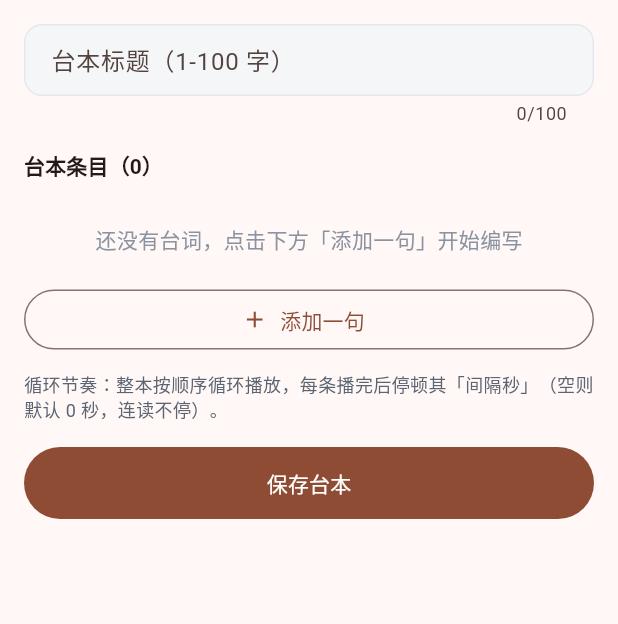
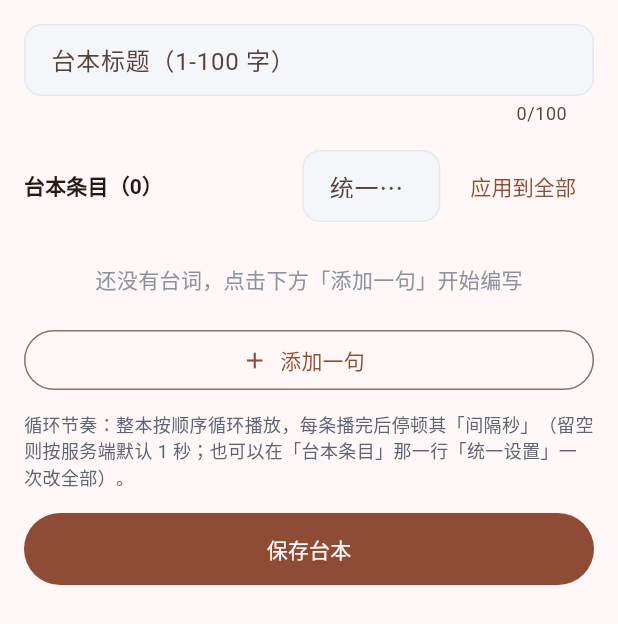
Before and after one commit to renault-wei/zhuboaizhushou, a Flutter app: the LoopScriptEditorPanel widget shown alone on an empty page, opened directly with empty values, on a phone screen of 412 x 824 dp. Shown: the top 624 px of the screen. Run offline on Flutter 3.47's test engine with Material 3 defaults, Android fonts, the phone set to English and light mode, and no system bars; our stand-ins replace audioplayers, dio, flutter_riverpod, go_router, shared_preferences; missing offline and left inert: record; accounts and stored records are empty; network calls fail.

Commit message:
feat(loop,script): R60 条间默认间隔 0s→1s + 编辑器新增「统一设置间隔」应用到全部；话术提示词去掉「无人直播」表述（示例台本改为跟随默认）

```diff
--- a/app/lib/core/models/loop_script.dart
+++ b/app/lib/core/models/loop_script.dart
@@ -41,7 +41,7 @@ class LoopScriptItem {
   /// 台词正文（trim 后非空；上限是**宽松安全上限** 2000 字，不是业务字数限制）
   final String text;
 
-  /// 本条播完后的间隔秒（0-60）；null = 用全局默认 **0 秒**（2026-09-17 由 2s 改为 0s）
+  /// 本条播完后的间隔秒（0-60）；null = 用服务端默认（R60 起为 **1 秒**）
   final int? gapAfterSeconds;
 
   /// 这条台词在合成层会被切成几段（R19，服务端回带）。
@@ -49,7 +49,7 @@ class LoopScriptItem {
   final int? ttsSegmentCount;
 
   /// 提交给新建 / 整体替换接口的条目载荷：
-  /// kind / gapAfterSeconds 缺省时不下发，服务端按 null（默认 **0 秒**间隔）处理。
+  /// kind / gapAfterSeconds 缺省时不下发，服务端按 null（默认 **1 秒**间隔）处理。
   Map<String, dynamic> toPayload() {
     final kind = this.kind;
     final gap = gapAfterSeconds;
--- a/app/lib/features/loop_scripts/presentation/loop_script_editor_panel.dart
+++ b/app/lib/features/loop_scripts/presentation/loop_script_editor_panel.dart
@@ -1,5 +1,5 @@
 /// 循环台本编辑器（新建/编辑/生成草稿预览共用）：标题 + 有序条目编辑。
-/// 每条台词支持：多行文本、播后间隔秒（0-60，空 = 用全局默认 0 秒）、
+/// 每条台词支持：多行文本、播后间隔秒（0-60，空 = 用服务端默认，R60 起为 1 秒）、
 /// 上移 / 下移 / 删除 / 添加一句。保存前只做本地必填校验，命中敏感词由
 /// 服务端拦截（SENSITIVE_BLOCKED），页面透出命中词提示。
 library;
@@ -66,6 +66,8 @@ class _EditableLoopItem {
 /// 单条台词编辑行：文本多行输入 + 间隔秒输入 + 上移/下移/删除。
 class _LoopItemRow extends ConsumerStatefulWidget {
   const _LoopItemRow({
+    // R60：「统一设置间隔」靠带间隔的 Key 重建本行，让行内输入框显示新值
+    super.key,
     required this.item,
     required this.index,
     required this.total,
@@ -327,6 +329,9 @@ class LoopScriptEditorPanel extends StatefulWidget {
 
 class _LoopScriptEditorPanelState extends State<LoopScriptEditorPanel> {
   late final TextEditingController _titleController;
+
+  /// R60：**统一设置间隔** 的输入框 —— 逐条填太累，商家常常想让整本节奏一致
+  final TextEditingController _uniformGapController = TextEditingController();
   late List<_EditableLoopItem> _items;
   int _nextUid = 0;
   bool _saving = false;
@@ -344,7 +349,41 @@ class _LoopScriptEditorPanelState extends State<LoopScriptEditorPanel> {
   @override
   void dispose() {
     _titleController.dispose();
+    _uniformGapController.dispose();
     super.dispose();
+  }
+
+  /// R60：把统一间隔应用到**全部条目**。
+  ///
+  /// 空输入 = 清空所有条目的间隔（回到「跟随全局默认」，服务端当前默认 1 秒）。
+  /// 之所以要有这个入口：用户 2026-09-21 提「间隔秒默认 1s，但要能统一设置」——
+  /// 原先只能一条条点，几十条的台本根本没人愿意改。
+  void _applyUniformGap() {
+    if (_items.isEmpty) {
+      _showSnack('还没有台词');
+      return;
+    }
+    final raw = _uniformGapController.text.trim();
+    if (raw.isEmpty) {
+      setState(() {
+        for (final item in _items) {
+          item.gapAfterSeconds = null;
+        }
+      });
+      _showSnack('已清空全部间隔（跟随服务端默认）');
+      return;
+    }
+    final value = int.tryParse(raw);
+    if (value == null || value < 0 || value > 60) {
+      _showSnack('间隔秒需为 0-60 的整数');
+      return;
+    }
+    setState(() {
+      for (final item in _items) {
+        item.gapAfterSeconds = value;
+      }
+    });
+    _showSnack('已把全部 ${_items.length} 条设为 $value 秒');
   }
 
   void _showSnack(String message) {
@@ -484,6 +523,27 @@ class _LoopScriptEditorPanelState extends State<LoopScriptEditorPanel> {
                     ?.copyWith(fontWeight: FontWeight.bold),
               ),
             ),
+            // R60：**统一设置间隔** —— 逐条点太累，几十条的台本没人愿意改。
+            // 空输入 = 清空全部（回到「跟随服务端默认」）。
+            SizedBox(
+              width: 92,
+              child: TextField(
+                key: const Key('loopScriptUniformGapInput'),
+                controller: _uniformGapController,
+                keyboardType: TextInputType.number,
+                decoration: const InputDecoration(
+                  labelText: '统一间隔秒',
+                  isDense: true,
+                  border: OutlineInputBorder(),
+                ),
+              ),
+            ),
+            const SizedBox(width: 8),
+            TextButton(
+              key: const Key('loopScriptUniformGapApply'),
+              onPressed: _applyUniformGap,
+              child: const Text('应用到全部'),
+            ),
           ],
         ),
         const SizedBox(height: 8),
@@ -491,6 +551,11 @@ class _LoopScriptEditorPanelState extends State<LoopScriptEditorPanel> {
           Padding(
             padding: const EdgeInsets.only(bottom: 10),
             child: _LoopItemRow(
+              // R60：把间隔编进 Key —— 「应用到全部」改了 item.gapAfterSeconds 之后，
+              // 行内的控制器是 late final、不会自己刷新，靠重建这一行让它显示新值。
+              key: ValueKey<String>(
+                'loopItem-${_items[index].uid}-${_items[index].gapAfterSeconds}',
+              ),
               item: _items[index],
               index: index,
               total: _items.length,
@@ -518,7 +583,8 @@ class _LoopScriptEditorPanelState extends State<LoopScriptEditorPanel> {
         ),
         const SizedBox(height: 10),
         Text(
-          '循环节奏：整本按顺序循环播放，每条播完后停顿其「间隔秒」（空则默认 0 秒，连读不停）。',
+          '循环节奏：整本按顺序循环播放，每条播完后停顿其「间隔秒」'
+          '（留空则按服务端默认 1 秒；也可以在「台本条目」那一行「统一设置」一次改全部）。',
           style: TextStyle(fontSize: 12, color: context.tokenTextBody),
         ),
         const SizedBox(height: 16),
```
Also changed, not shown: 7 other files.
